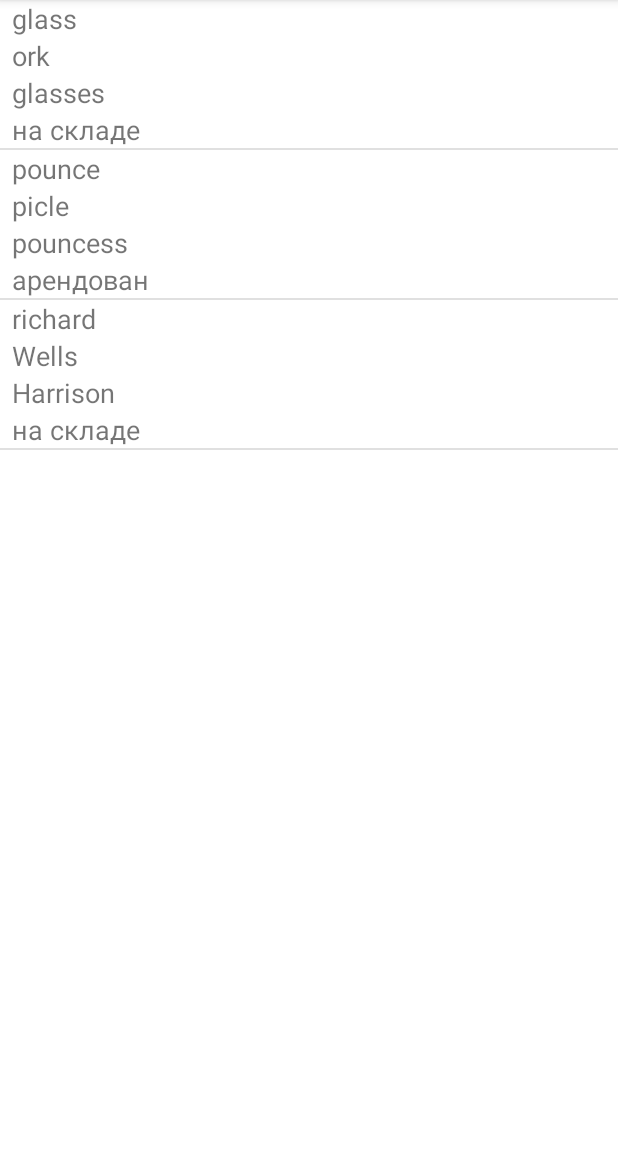
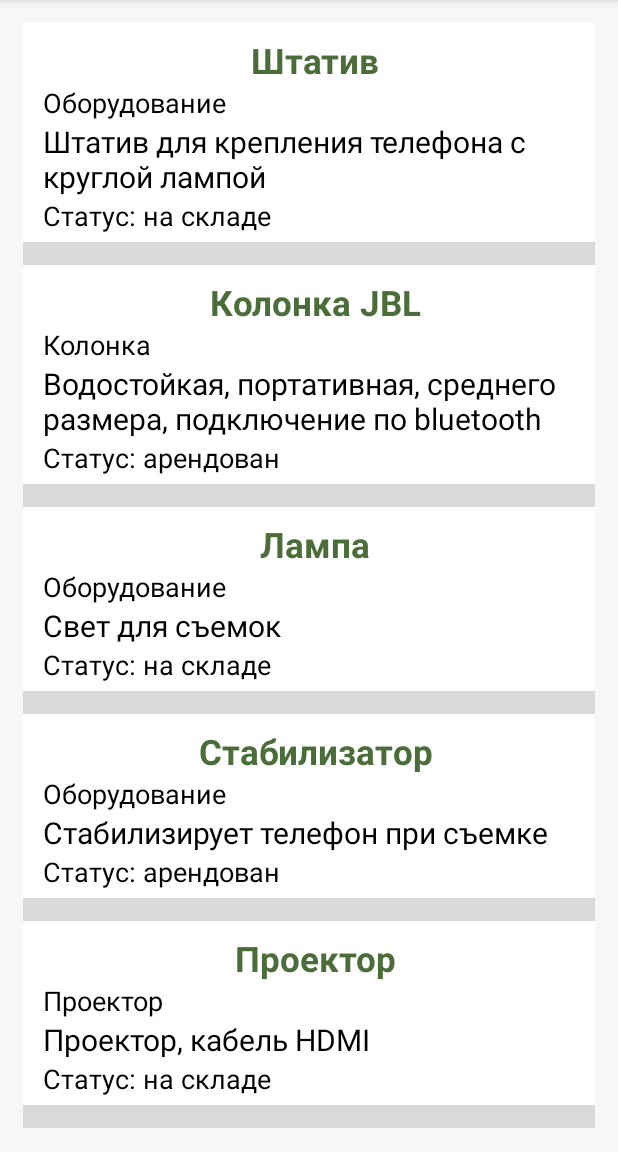
Before and after one commit to RusakovRodion/Rfid-mobile, an Android app: the screen it shows after launch (MainActivity), on a phone screen of 412 x 824 dp, the part 84-1236 px from its top. Run offline under Robolectric (Android 15) with nearby library versions, the phone set to English and light mode, and no system bars.

Commit message:
Улучшение страницы каталога (вид как на прототипе, не кликабельные объекты, нет пагинации)

```diff
--- a/app/src/main/java/com/example/rfid_mobile/MainActivity.java
+++ b/app/src/main/java/com/example/rfid_mobile/MainActivity.java
@@ -18,12 +18,12 @@ public class MainActivity extends AppCompatActivity {
 
         ArrayList<ObjectClass> objects = new ArrayList<>();
         if(objects.size()==0){
-            objects.add(new ObjectClass(0, "glass", "glasses", true, "ork"));
-            objects.add(new ObjectClass(1, "pounce", "pouncess", false, "picle"));
-            objects.add(new ObjectClass(2, "richard", "Harrison", true, "Wells"));
+            objects.add(new ObjectClass(0, "Штатив", "Штатив для крепления телефона с круглой лампой", true, "Оборудование"));
+            objects.add(new ObjectClass(1, "Колонка JBL", "Водостойкая, портативная, среднего размера, подключение по bluetooth", false, "Колонка"));
+            objects.add(new ObjectClass(2, "Лампа", "Свет для съемок", true, "Оборудование"));
+            objects.add(new ObjectClass(3, "Стабилизатор", "Стабилизирует телефон при съемке", false, "Оборудование"));
+            objects.add(new ObjectClass(4, "Проектор", "Проектор, кабель HDMI", true, "Проектор"));
         }
-
-
 
         // получаем элемент ListView
         ListView objectsList = findViewById(R.id.objectsList);
--- a/app/src/main/java/com/example/rfid_mobile/ObjectAdapter.java
+++ b/app/src/main/java/com/example/rfid_mobile/ObjectAdapter.java
@@ -36,9 +36,9 @@ public class ObjectAdapter extends ArrayAdapter<ObjectClass> {
         descView.setText(object.description);
         categoryView.setText(object.category);
         if (object.status == true) {
-            statusView.setText("на складе");
+            statusView.setText("Статус: на складе");
         } else {
-            statusView.setText("арендован");
+            statusView.setText("Статус: арендован");
         }
 
         return view;
--- a/app/src/main/res/layout/activity_main.xml
+++ b/app/src/main/res/layout/activity_main.xml
@@ -4,12 +4,15 @@
     xmlns:tools="http://schemas.android.com/tools"
     android:layout_width="match_parent"
     android:layout_height="match_parent"
+    android:padding="15dp"
+    android:background="@color/back"
     tools:context=".MainActivity">
 
     <ListView
         android:id="@+id/objectsList"
-        android:layout_width="0dp"
-        android:layout_height="0dp"
+        android:layout_width="match_parent"
+        android:layout_height="match_parent"
+        android:dividerHeight="15dp"
         app:layout_constraintBottom_toBottomOf="parent"
         app:layout_constraintLeft_toLeftOf="parent"
         app:layout_constraintRight_toRightOf="parent"
--- a/app/src/main/res/layout/object_mini.xml
+++ b/app/src/main/res/layout/object_mini.xml
@@ -1,17 +1,23 @@
 <?xml version="1.0" encoding="utf-8"?>
-<androidx.constraintlayout.widget.ConstraintLayout
-    xmlns:android="http://schemas.android.com/apk/res/android"
+<androidx.constraintlayout.widget.ConstraintLayout xmlns:android="http://schemas.android.com/apk/res/android"
     xmlns:app="http://schemas.android.com/apk/res-auto"
     android:layout_width="match_parent"
-    android:layout_height="wrap_content">
+    android:padding="5dp"
+    android:layout_height="wrap_content"
+    android:background="@color/white">
 
     <TextView
         android:id="@+id/nameObject"
-        android:layout_width="0dp"
+        android:gravity="center"
+        android:layout_width="match_parent"
         android:layout_height="wrap_content"
         android:layout_marginStart="8dp"
+        android:layout_marginTop="4dp"
         android:text="Название"
-        android:textSize="18sp"
+        android:textStyle="bold"
+        android:textAlignment="center"
+        android:textColor="@color/green"
+        android:textSize="23sp"
         app:layout_constraintLeft_toLeftOf="parent"
         app:layout_constraintStart_toStartOf="parent"
         app:layout_constraintTop_toTopOf="parent" />
@@ -22,6 +28,7 @@
         android:layout_height="wrap_content"
         android:layout_marginStart="8dp"
         android:text="Категория"
+        android:textColor="@color/black"
         android:textSize="18sp"
         app:layout_constraintLeft_toRightOf="parent"
         app:layout_constraintStart_toStartOf="parent"
@@ -33,8 +40,10 @@
         android:layout_height="wrap_content"
         android:layout_marginStart="8dp"
         android:text="Описание"
-        android:textSize="18sp"
-        app:layout_constraintLeft_toRightOf="parent"
+        android:textColor="@color/black"
+        android:textSize="20sp"
+        app:layout_constraintLeft_toLeftOf="parent"
+        app:layout_constraintRight_toRightOf="parent"
         app:layout_constraintStart_toStartOf="parent"
         app:layout_constraintTop_toBottomOf="@+id/categoryObject" />
 
@@ -44,6 +53,7 @@
         android:layout_height="wrap_content"
         android:layout_marginStart="8dp"
         android:text="Статус"
+        android:textColor="@color/black"
         android:textSize="18sp"
         app:layout_constraintLeft_toRightOf="parent"
         app:layout_constraintStart_toStartOf="parent"
--- a/app/src/main/res/values/colors.xml
+++ b/app/src/main/res/values/colors.xml
@@ -7,4 +7,6 @@
     <color name="teal_700">#FF018786</color>
     <color name="black">#FF000000</color>
     <color name="white">#FFFFFFFF</color>
+    <color name="green">#4A6D39</color>
+    <color name="back">#FFF8F7F7</color>
 </resources>
```
